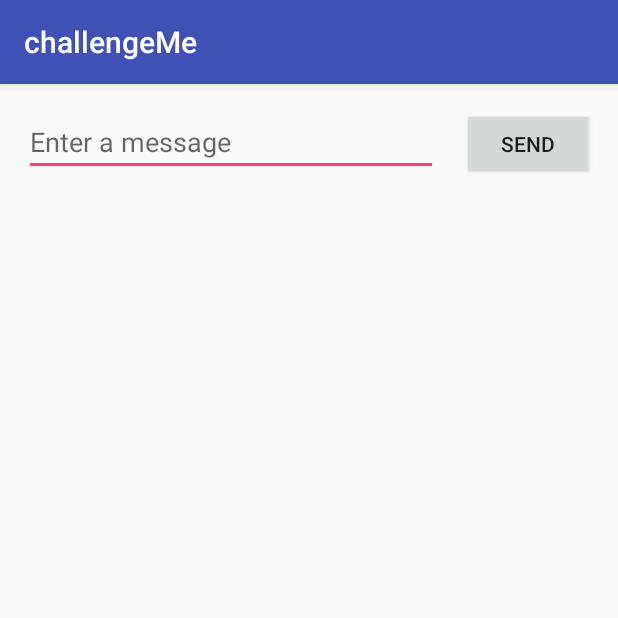
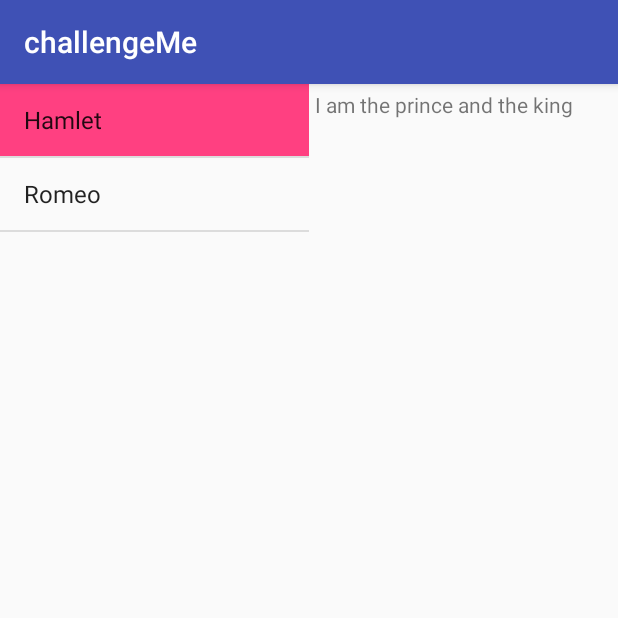
Before and after one commit to developper578/project2, an Android app: the screen it shows after launch (MainActivity), on a phone screen of 412 x 824 dp, the top half of it. Run offline under Robolectric (Android 15) with nearby library versions, the phone set to English and light mode, and no system bars.

Commit message:
Setting up the project fragments.

```diff
--- a/app/build.gradle
+++ b/app/build.gradle
@@ -5,7 +5,7 @@ android {
     buildToolsVersion "26.0.0"
     defaultConfig {
         applicationId "com.example.cm.challengeme"
-        minSdkVersion 19
+        minSdkVersion 21
         targetSdkVersion 26
         versionCode 1
         versionName "1.0"
--- a/app/src/main/AndroidManifest.xml
+++ b/app/src/main/AndroidManifest.xml
@@ -18,6 +18,7 @@
         </activity>
         <activity
             android:name=".DisplayMessageActivity"
+            android:launchMode="standard"
             android:parentActivityName=".MainActivity" >
         </activity>
     </application>
--- /dev/null
+++ b/app/src/main/java/com/example/cm/challengeme/DetailsFragment.java
@@ -0,0 +1,51 @@
+package com.example.cm.challengeme;
+
+import android.os.Bundle;
+import android.support.v4.app.Fragment;
+import android.util.TypedValue;
+import android.view.LayoutInflater;
+import android.view.View;
+import android.view.ViewGroup;
+import android.widget.ScrollView;
+import android.widget.TextView;
+
+public class DetailsFragment extends Fragment {
+
+    /**
+     * Returns the index of the shown element.
+     */
+    public int getShownIndex() {
+        return getArguments().getInt(TitlesFragment.KEY_EXTRA_INDEX, 0);
+    }
+
+    /**
+     * Create a new instance of details fragment instanciated to show the details at 'index".
+     */
+    public static DetailsFragment newInstance(int index) {
+        DetailsFragment f = new DetailsFragment();
+
+        // Supply index input as an argument.
+        Bundle args = new Bundle();
+        args.putInt(TitlesFragment.KEY_EXTRA_INDEX, index);
+        f.setArguments(args);
+
+        return f;
+    }
+
+    @Override
+    public View onCreateView(LayoutInflater inflater, ViewGroup container, Bundle savedInstanceState) {
+        if(container == null) {
+            return null;
+        }
+
+        ScrollView scroller = new ScrollView(getActivity());
+        TextView text = new TextView(getActivity());
+        int padding = (int) TypedValue.applyDimension(TypedValue.COMPLEX_UNIT_DIP, 4, getActivity().getResources().getDisplayMetrics());
+        text.setPadding(padding, padding, padding, padding);
+        scroller.addView(text);
+        text.setText(TitlesFragment.Shakespeare.DIALOGUES[getShownIndex()]);
+        return scroller;
+    }
+
+
+}
--- /dev/null
+++ b/app/src/main/java/com/example/cm/challengeme/TitlesFragment.java
@@ -0,0 +1,99 @@
+package com.example.cm.challengeme;
+
+
+import android.content.Intent;
+import android.os.Bundle;
+import android.support.v4.app.FragmentTransaction;
+import android.support.v4.app.ListFragment;
+import android.view.View;
+import android.widget.ArrayAdapter;
+import android.widget.ListView;
+
+public class TitlesFragment extends ListFragment{
+    public static String KEY_EXTRA_INDEX = "com.example.challengeme.TitlesFragment.INDEX";
+    private boolean mDualPane;
+    int mCurCheckPosition = 0;
+
+    @Override
+    public void onActivityCreated(Bundle savedInstanceState) {
+        super.onActivityCreated(savedInstanceState);
+
+        // Populate list with static array of titles.
+        setListAdapter(new ArrayAdapter<String>(getActivity(),
+                android.R.layout.simple_list_item_activated_1, Shakespeare.TITLES));
+
+        // Check if we have a frame in which to embed the details fragment directly.
+        // Fragment directly in the containing UI.
+        View detailsFrame = getActivity().findViewById(R.id.details);
+        mDualPane = detailsFrame != null && detailsFrame.getVisibility() == View.VISIBLE;
+
+        if(savedInstanceState != null) {
+            // Restore last state for checked position.
+            mCurCheckPosition = savedInstanceState.getInt("curChoice", 0);
+        }
+
+        if(mDualPane) {
+            // In dual-pane mode the list view highlights the selected items.
+            getListView().setChoiceMode(ListView.CHOICE_MODE_SINGLE);
+            // Make sure our UI is in the correct state.
+            showDetails(mCurCheckPosition);
+        }
+    }
+
+    @Override
+    public void onSaveInstanceState(Bundle outState) {
+        super.onSaveInstanceState(outState);
+        outState.putInt("curChoice", mCurCheckPosition);
+    }
+
+    @Override
+    public void onListItemClick(ListView l, View v, int position, long id) {
+        showDetails(position);
+    }
+
+    /**
+     * Helper function to show the details of a selected item, either by displaying a fragment in-place in the current UI, or
+     * starting a whole new acticity in which it is displayed.
+     */
+    private void showDetails(int index) {
+        mCurCheckPosition = index;
+
+        if(mDualPane) {
+            // We display everything in place with fragments, so update the list to highlight the selected
+            // item and show the data.
+            getListView().setItemChecked(index, true);
+
+            // Check which fragment is currently displayed, replace if needed.
+            DetailsFragment details = (DetailsFragment)
+                    getFragmentManager().findFragmentById(R.id.details);
+
+            if(details == null || details.getShownIndex() != index) {
+                // Make new fragement to show this selection.
+                details = DetailsFragment.newInstance(index);
+
+                // Execute a transaction, replacing any existing fragment with this one
+                // inside the frame.
+                FragmentTransaction ft = getFragmentManager().beginTransaction();
+                if(index == 0) {
+                    ft.replace(R.id.details, details);
+                } else {
+                    ft.replace(R.id.details, details);
+                }
+                ft.setTransition(FragmentTransaction.TRANSIT_FRAGMENT_FADE);
+                ft.commit();
+            }
+        } else {
+            // Otherwise we need to lauch a new activity to display
+            // the dialog fragment with the selected text.
+            Intent intent = new Intent();
+            intent.setClass(getActivity(), DetailsActivity.class);
+            intent.putExtra(KEY_EXTRA_INDEX, index);
+            startActivity(intent);
+        }
+    }
+
+    public static class Shakespeare {
+        public static String[] TITLES = {"Hamlet", "Romeo"};
+        public static String[] DIALOGUES = {"I am the prince and the king", "Juliette is a bitch"};
+    }
+}
--- a/app/src/main/res/layout/activity_main.xml
+++ b/app/src/main/res/layout/activity_main.xml
@@ -1,35 +1,15 @@
-<?xml version="1.0" encoding="utf-8"?>
-<android.support.constraint.ConstraintLayout xmlns:android="http://schemas.android.com/apk/res/android"
-    xmlns:app="http://schemas.android.com/apk/res-auto"
-    xmlns:tools="http://schemas.android.com/tools"
-    android:layout_width="match_parent"
-    android:layout_height="match_parent"
-    tools:context="com.example.cm.challengeme.MainActivity">
+<?xml version="1.0" encoding="utf-8" ?>
+<LinearLayout xmlns:android="http://schemas.android.com/apk/res/android"
+    android:orientation="horizontal"
+    android:layout_width="match_parent" android:layout_height="match_parent">
 
-    <EditText
-        android:id="@+id/editText"
-        android:layout_width="0dp"
-        android:layout_height="wrap_content"
-        android:layout_marginTop="16dp"
-        android:ems="10"
-        android:hint="@string/edit_message"
-        android:inputType="textPersonName"
-        app:layout_constraintLeft_toLeftOf="parent"
-        app:layout_constraintTop_toTopOf="parent"
-        app:layout_constraintRight_toLeftOf="@+id/button"
-        android:layout_marginLeft="16dp" />
+    <fragment class="com.example.cm.challengeme.TitlesFragment"
+        android:id="@+id/titles" android:layout_weight="1"
+        android:layout_width="0px" android:layout_height="match_parent" />
 
-    <Button
-        android:id="@+id/button"
-        android:layout_width="wrap_content"
-        android:layout_height="wrap_content"
-        android:layout_marginLeft="16dp"
-        android:layout_marginRight="16dp"
-        android:onClick="sendMessage"
-        android:text="@string/button_send"
-        app:layout_constraintBaseline_toBaselineOf="@+id/editText"
-        app:layout_constraintLeft_toRightOf="@+id/editText"
-        app:layout_constraintRight_toRightOf="parent" />
+    <FrameLayout
+        android:id="@+id/details" android:layout_weight="1"
+        android:layout_width="0px" android:layout_height="match_parent"
+        android:background="?android:attr/detailsElementBackground"/>
 
-
-</android.support.constraint.ConstraintLayout>
+</LinearLayout>
```
Also changed, not shown: app/src/main/java/com/example/cm/challengeme/DetailsActivity.java (added, +13 -0 lines), app/src/main/java/com/example/cm/challengeme/DisplayMessageActivity.java (+0 -8 lines), app/src/main/java/com/example/cm/challengeme/MainActivity.java (+2 -19 lines), app/src/main/res/layout/activity_details.xml (added, +11 -0 lines), app/src/main/res/layout/activity_display_message.xml (+2 -8 lines), 1 other file.
